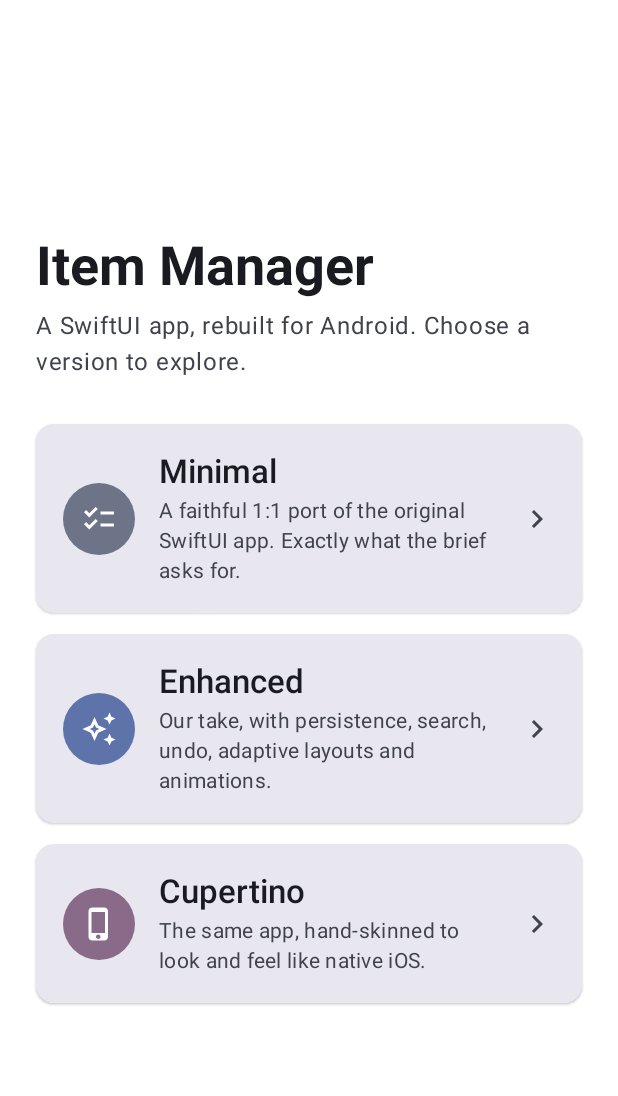
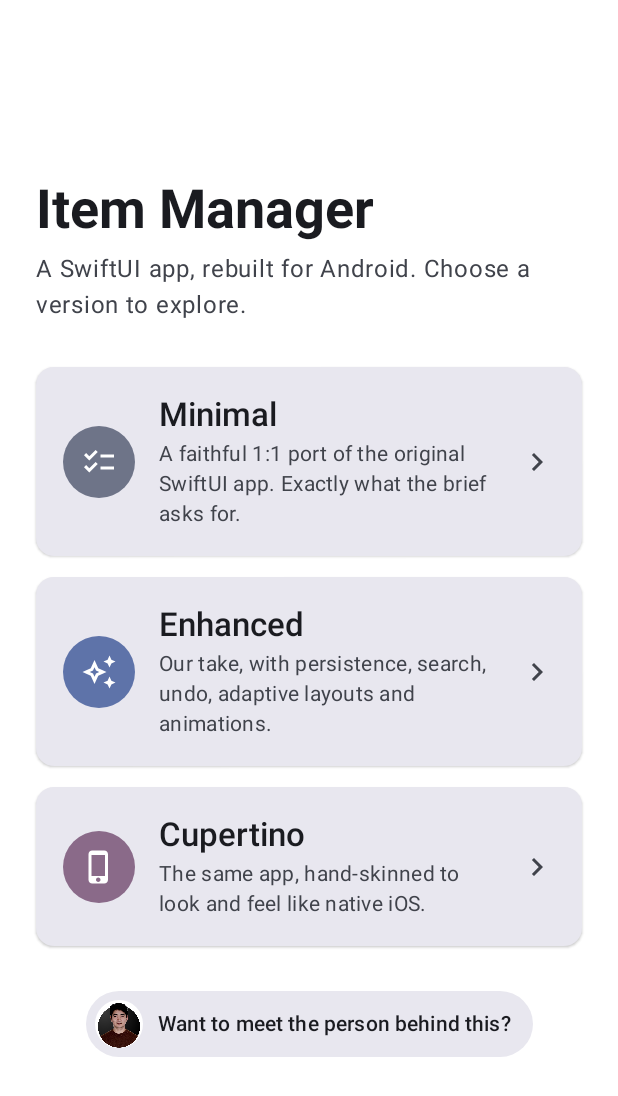
Before and after one commit to Uriel-Cast/AcademyUrielCastillo, an Android app built with Jetpack Compose: the @Preview function LauncherScreenPreview, on a phone screen of 412 x 824 dp. Shown: the top 1096 px of the screen. Run offline under Robolectric (Android 15) with nearby library versions, the phone set to English and light mode, and no system bars.

Commit message:
feat(profile): "meet the developer" screen reachable from the launcher
A friendly pill at the bottom of the launcher ("Want to meet the person
behind this?", with a mini avatar) opens an About-the-developer screen:

- Hero: profile photo in a gradient ring, name, role and tech pills.
- Link-preview style cards for LinkedIn and GitHub (the GitHub card shows
  real public data: 9 repos, building since 2019), plus Email and WhatsApp
  contact cards. Every card opens its real destination via the UriHandler.
- Brand badge colors (LinkedIn blue, GitHub dark, WhatsApp green) on the
  shared card surface, legible in light and dark.

The photo ships as a 640px JPEG in drawable-nodpi (73KB, down from a 572KB
800px PNG) so it decodes at its native size and keeps the APK lean.

Tests: launcher goldens re-recorded with the new pill; profile light/dark
goldens added. 33 unit tests pass (15 screenshot + 18 logic). Link opening
verified on the emulator.

```diff
--- a/app/src/main/java/com/urielcast/academytest2026/shared/LauncherScreen.kt
+++ b/app/src/main/java/com/urielcast/academytest2026/shared/LauncherScreen.kt
@@ -1,5 +1,6 @@
 package com.urielcast.academytest2026.shared
 
+import androidx.compose.foundation.Image
 import androidx.compose.foundation.layout.Arrangement
 import androidx.compose.foundation.layout.Box
 import androidx.compose.foundation.layout.Column
@@ -24,11 +25,15 @@ import androidx.compose.material3.Text
 import androidx.compose.runtime.Composable
 import androidx.compose.ui.Alignment
 import androidx.compose.ui.Modifier
+import androidx.compose.ui.draw.clip
 import androidx.compose.ui.graphics.Color
 import androidx.compose.ui.graphics.vector.ImageVector
+import androidx.compose.ui.layout.ContentScale
+import androidx.compose.ui.res.painterResource
 import androidx.compose.ui.text.font.FontWeight
 import androidx.compose.ui.tooling.preview.Preview
 import androidx.compose.ui.unit.dp
+import com.urielcast.academytest2026.R
 import com.urielcast.academytest2026.ui.theme.AcademyUrielCastilloTheme
 
 /**
@@ -38,13 +43,15 @@ import com.urielcast.academytest2026.ui.theme.AcademyUrielCastilloTheme
  * same APK so the project builds and runs once.
  *
  * Every card sits on the same readable surface and is differentiated by a tonal
- * icon badge, so the text stays legible in both light and dark themes.
+ * icon badge, so the text stays legible in both light and dark themes. A small
+ * pill at the bottom leads to the [developer profile][onOpenProfile].
  */
 @Composable
 fun LauncherScreen(
     onOpenMinimal: () -> Unit,
     onOpenEnhanced: () -> Unit,
     onOpenCupertino: () -> Unit,
+    onOpenProfile: () -> Unit,
     modifier: Modifier = Modifier,
 ) {
     Column(
@@ -98,6 +105,47 @@ fun LauncherScreen(
             badgeColor = MaterialTheme.colorScheme.tertiaryContainer,
             onBadgeColor = MaterialTheme.colorScheme.onTertiaryContainer,
         )
+
+        Spacer(Modifier.size(28.dp))
+
+        MeetTheDeveloperPill(
+            onClick = onOpenProfile,
+            modifier = Modifier.align(Alignment.CenterHorizontally),
+        )
+    }
+}
+
+/** Friendly pill inviting the reviewer to meet the person behind the project. */
+@Composable
+private fun MeetTheDeveloperPill(
+    onClick: () -> Unit,
+    modifier: Modifier = Modifier,
+) {
+    Surface(
+        onClick = onClick,
+        shape = CircleShape,
+        color = MaterialTheme.colorScheme.surfaceContainerHigh,
+        modifier = modifier,
+    ) {
+        Row(
+            modifier = Modifier.padding(start = 6.dp, end = 14.dp, top = 6.dp, bottom = 6.dp),
+            verticalAlignment = Alignment.CenterVertically,
+        ) {
+            Image(
+                painter = painterResource(R.drawable.profile_photo),
+                contentDescription = null,
+                contentScale = ContentScale.Crop,
+                modifier = Modifier
+                    .size(32.dp)
+                    .clip(CircleShape),
+            )
+            Text(
+                text = "Want to meet the person behind this?",
+                style = MaterialTheme.typography.labelLarge,
+                color = MaterialTheme.colorScheme.onSurface,
+                modifier = Modifier.padding(start = 10.dp),
+            )
+        }
     }
 }
 
@@ -162,18 +210,18 @@ private fun VersionCard(
     }
 }
 
-@Preview(showBackground = true, heightDp = 720)
+@Preview(showBackground = true, heightDp = 780)
 @Composable
 private fun LauncherScreenPreview() {
     AcademyUrielCastilloTheme {
-        LauncherScreen(onOpenMinimal = {}, onOpenEnhanced = {}, onOpenCupertino = {})
+        LauncherScreen(onOpenMinimal = {}, onOpenEnhanced = {}, onOpenCupertino = {}, onOpenProfile = {})
     }
 }
 
-@Preview(showBackground = true, heightDp = 720, uiMode = android.content.res.Configuration.UI_MODE_NIGHT_YES)
+@Preview(showBackground = true, heightDp = 780, uiMode = android.content.res.Configuration.UI_MODE_NIGHT_YES)
 @Composable
 private fun LauncherScreenDarkPreview() {
     AcademyUrielCastilloTheme(darkTheme = true) {
-        LauncherScreen(onOpenMinimal = {}, onOpenEnhanced = {}, onOpenCupertino = {})
+        LauncherScreen(onOpenMinimal = {}, onOpenEnhanced = {}, onOpenCupertino = {}, onOpenProfile = {})
     }
 }
```
Also changed, not shown: app/src/main/java/com/urielcast/academytest2026/RootApp.kt (+8 -1 lines), app/src/main/java/com/urielcast/academytest2026/shared/ProfileScreen.kt (added, +343 -0 lines), app/src/main/res/drawable-nodpi/profile_photo.jpg (added), 6 other files.
